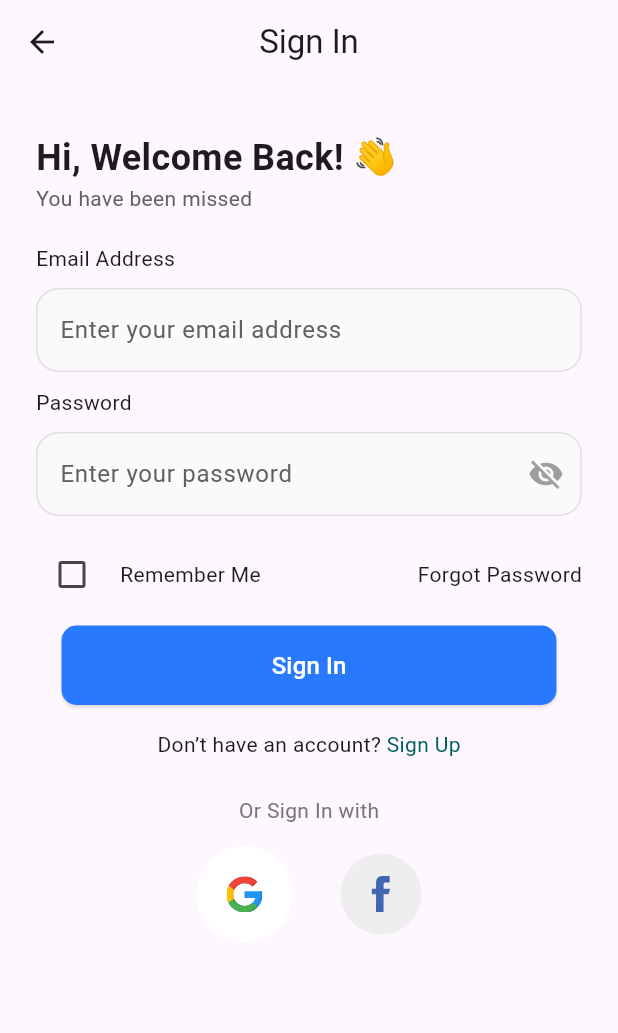
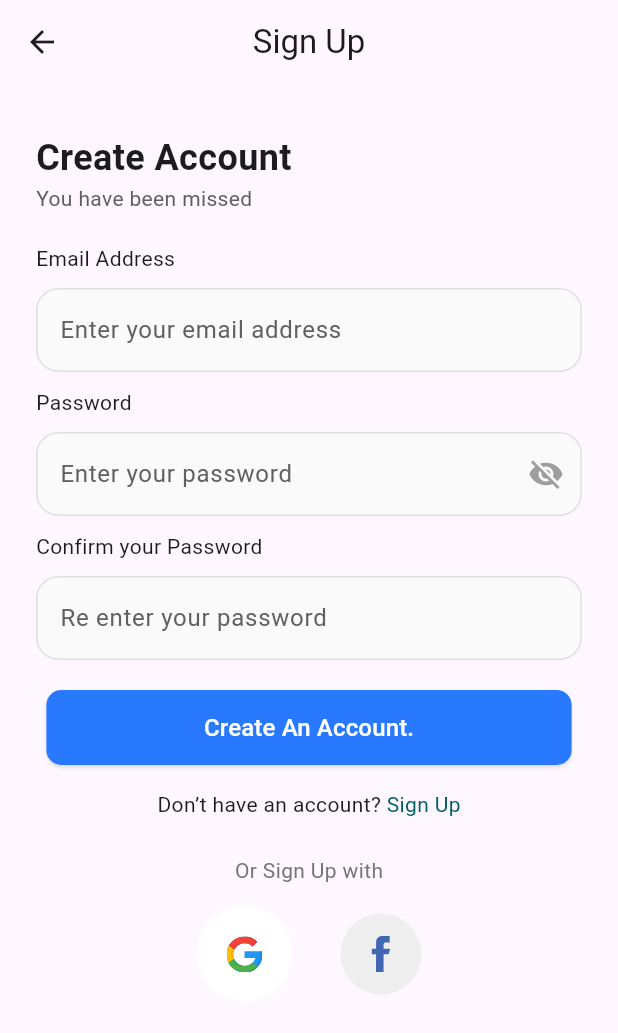
Before and after one commit to AnasKhairy/Stores_App, a Flutter app: the SignUpPage screen opened directly, on a phone screen of 412 x 824 dp. Shown: the top 1033 px of the screen. Run offline on Flutter 3.47's test engine with Material 3 defaults, Android fonts, the phone set to English and light mode, and no system bars; our stand-ins replace flutter_svg, get.

Commit message:
[update] sign up page

```diff
--- a/lib/components/my_button.dart
+++ b/lib/components/my_button.dart
@@ -19,10 +19,10 @@ class MyButton extends StatelessWidget {
       style: ElevatedButton.styleFrom(
         backgroundColor: backgroundColor,
         shadowColor: Colors.black54,
-        padding: EdgeInsets.symmetric(
-          horizontal: MediaQuery.of(context).size.width * 0.34,
-          vertical: 15,
-        ),
+        fixedSize: Size(
+          MediaQuery.of(context).size.width * 0.85,
+          50,
+        ), // Width is 85% of screen, height is 50
         shape: RoundedRectangleBorder(
           borderRadius: BorderRadius.circular(10),
         ),
--- a/lib/pages/sign_up_page.dart
+++ b/lib/pages/sign_up_page.dart
@@ -7,12 +7,10 @@ class SignUpPage extends StatelessWidget {
   // email and password controller
   final TextEditingController _emailController = TextEditingController();
   final TextEditingController _pwController = TextEditingController();
+  final TextEditingController _confirmPwController = TextEditingController();
 
   // ValueNotifier to manage the password visibility state
   final ValueNotifier<bool> _obscurePassword = ValueNotifier<bool>(true);
-
-  // ValueNotifier to manage the checkbox for remember me
-  final ValueNotifier<bool> _isChecked = ValueNotifier<bool>(false);
 
   SignUpPage({super.key});
 
@@ -20,7 +18,7 @@ class SignUpPage extends StatelessWidget {
   Widget build(BuildContext context) {
     return Scaffold(
       appBar: AppBar(
-        title: const Text("Sign In"),
+        title: const Text("Sign Up"),
         centerTitle: true,
       ),
       body: Padding(
@@ -31,7 +29,7 @@ class SignUpPage extends StatelessWidget {
               crossAxisAlignment: CrossAxisAlignment.start,
               children: [
                 const Text(
-                  "Hi, Welcome Back! 👋",
+                  "Create Account",
                   style: TextStyle(fontSize: 24, fontWeight: FontWeight.w600),
                 ),
                 Text(
@@ -68,39 +66,16 @@ class SignUpPage extends StatelessWidget {
                     );
                   },
                 ),
-                const SizedBox(
-                  height: 5,
-                ),
-                Row(
-                  mainAxisAlignment: MainAxisAlignment.spaceBetween,
-                  children: [
-                    Row(
-                      children: [
-                        // checkbox for remember me
-                        ValueListenableBuilder<bool>(
-                          valueListenable: _isChecked,
-                          builder: (context, value, child) {
-                            return Checkbox(
-                              value: value,
-                              activeColor: Colors.grey.shade400,
-                              checkColor: Colors.black,
-                              onChanged: (bool? newValue) {
-                                _isChecked.value = newValue ?? false;
-                              },
-                            );
-                          },
-                        ),
-                        const SizedBox(
-                          width: 8,
-                        ),
-                        const Text('Remember Me'),
-                      ],
-                    ),
-                    InkWell(
-                      onTap: () {},
-                      child: const Text('Forgot Password'),
-                    ),
-                  ],
+                const Text("Confirm your Password"),
+                ValueListenableBuilder(
+                  valueListenable: _obscurePassword,
+                  builder: (context, value, child) {
+                    return MyTextfield(
+                      hintText: "Re enter your password",
+                      obscure: value,
+                      controller: _confirmPwController,
+                    );
+                  },
                 ),
                 const SizedBox(
                   height: 10,
@@ -112,7 +87,7 @@ class SignUpPage extends StatelessWidget {
               children: [
                 MyButton(
                   onPressed: () {},
-                  text: "Sign In",
+                  text: "Create An Account.",
                   style: const TextStyle(
                     color: Colors.white,
                     fontSize: 16,
@@ -139,7 +114,7 @@ class SignUpPage extends StatelessWidget {
                   height: 24,
                 ),
                 Text(
-                  'Or Sign In with',
+                  'Or Sign Up with',
                   style: TextStyle(color: Colors.grey.shade600),
                 ),
                 const SizedBox(
```
Also changed, not shown: lib/pages/home_page.dart (+14 -4 lines), lib/pages/login_page.dart (+11 -2 lines), lib/pages/splash_screen.dart (+5 -2 lines).
